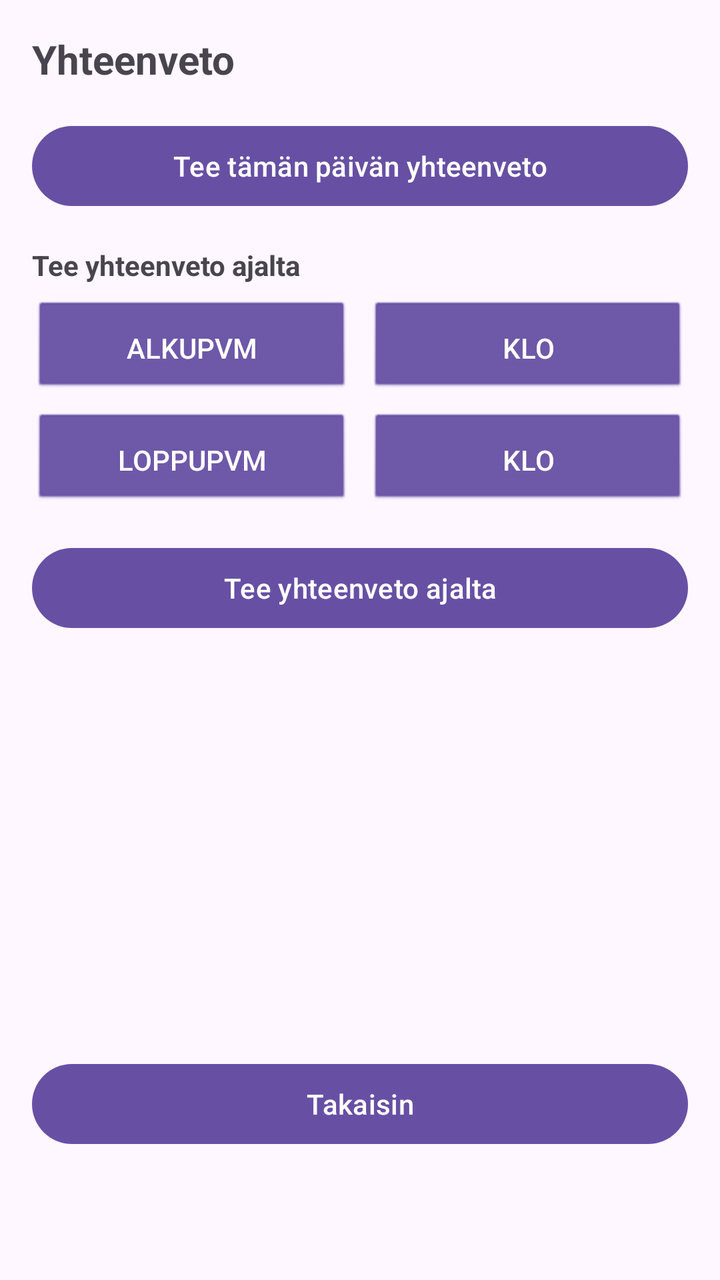
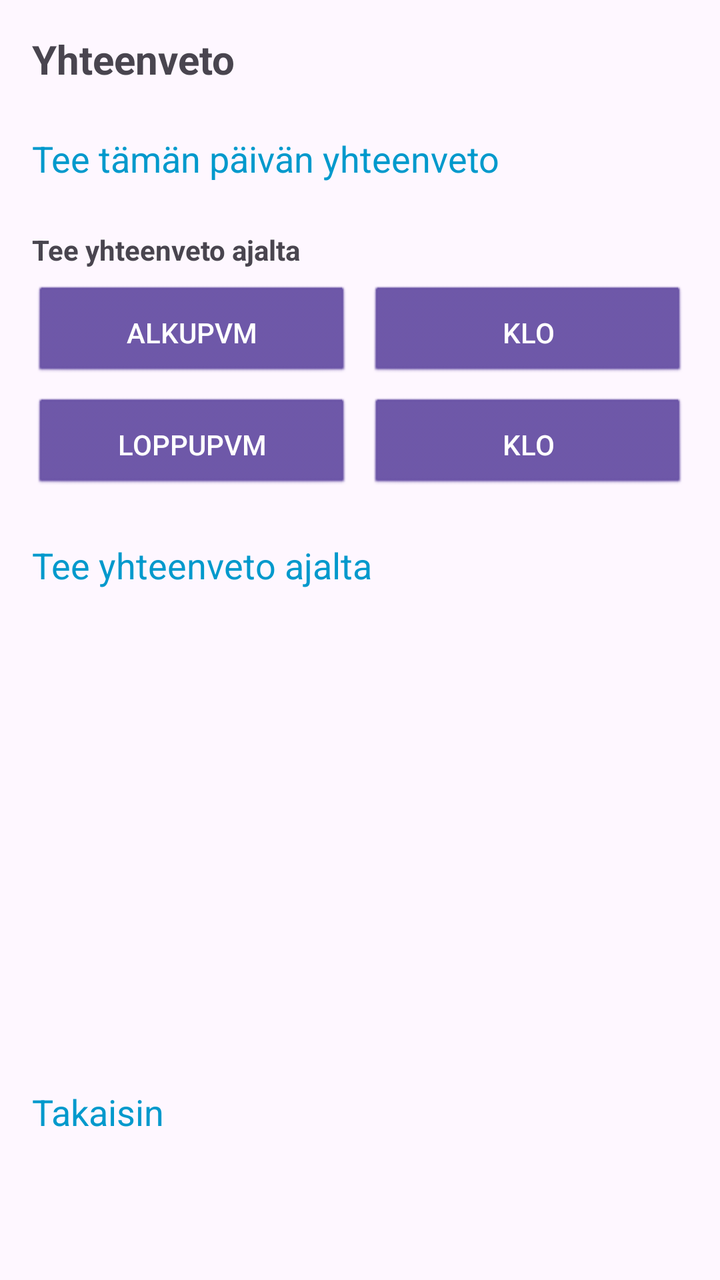

Compare the two renders of this Android layout. The source of the first and the diff that turns it into the second are given below.
<!-- AndroidManifest.xml: application theme Theme.KalaKartta -->
<!-- res/layout/activity_summary.xml -->
<?xml version="1.0" encoding="utf-8"?>
<LinearLayout xmlns:android="http://schemas.android.com/apk/res/android"
    android:layout_width="match_parent"
    android:layout_height="match_parent"
    android:orientation="vertical"
    android:padding="16dp">

    <TextView
        android:layout_width="wrap_content"
        android:layout_height="wrap_content"
        android:text="Yhteenveto"
        android:textSize="20sp"
        android:textStyle="bold"
        android:layout_marginBottom="16dp" />

    <Button
        android:id="@+id/todaySummaryButton"
        android:layout_width="match_parent"
        android:layout_height="wrap_content"
        android:text="Tee tämän päivän yhteenveto"
        android:layout_marginBottom="16dp" />

    <TextView
        android:layout_width="wrap_content"
        android:layout_height="wrap_content"
        android:text="Tee yhteenveto ajalta"
        android:textStyle="bold"
        android:layout_marginBottom="8dp" />

    <LinearLayout
        android:layout_width="match_parent"
        android:layout_height="wrap_content"
        android:orientation="horizontal"
        android:layout_marginBottom="8dp">

        <Button
            android:id="@+id/startDateButton"
            style="?android:attr/borderlessButtonStyle"
            android:layout_width="0dp"
            android:layout_height="wrap_content"
            android:layout_weight="1"
            android:text="Alkupvm"
            android:background="@android:drawable/btn_default" />

        <Button
            android:id="@+id/startTimeButton"
            style="?android:attr/borderlessButtonStyle"
            android:layout_width="0dp"
            android:layout_height="wrap_content"
            android:layout_weight="1"
            android:text="Klo"
            android:layout_marginStart="8dp"
            android:background="@android:drawable/btn_default" />
    </LinearLayout>

    <LinearLayout
        android:layout_width="match_parent"
        android:layout_height="wrap_content"
        android:orientation="horizontal"
        android:layout_marginBottom="16dp">

        <Button
            android:id="@+id/endDateButton"
            style="?android:attr/borderlessButtonStyle"
            android:layout_width="0dp"
            android:layout_height="wrap_content"
            android:layout_weight="1"
            android:text="Loppupvm"
            android:background="@android:drawable/btn_default" />

        <Button
            android:id="@+id/endTimeButton"
            style="?android:attr/borderlessButtonStyle"
            android:layout_width="0dp"
            android:layout_height="wrap_content"
            android:layout_weight="1"
            android:text="Klo"
            android:layout_marginStart="8dp"
            android:background="@android:drawable/btn_default" />
    </LinearLayout>

    <Button
        android:id="@+id/generateRangeSummaryButton"
        android:layout_width="match_parent"
        android:layout_height="wrap_content"
        android:text="Tee yhteenveto ajalta"
        android:layout_marginBottom="16dp" />

    <ScrollView
        android:layout_width="match_parent"
        android:layout_height="0dp"
        android:layout_weight="1">

        <TextView
            android:id="@+id/summaryResultText"
            android:layout_width="match_parent"
            android:layout_height="wrap_content"
            android:textSize="16sp"
            android:textColor="@android:color/black" />
    </ScrollView>

    <Button
        android:id="@+id/backButton"
        android:layout_width="match_parent"
        android:layout_height="wrap_content"
        android:text="Takaisin"
        android:layout_marginTop="8dp"
        android:layout_marginBottom="48dp" />

</LinearLayout>
<!-- resources referenced by this layout -->
<resources>
  <style name="Theme.KalaKartta" parent="Base.Theme.KalaKartta" />
  <style name="Base.Theme.KalaKartta" parent="Theme.Material3.DayNight.NoActionBar">
          
          
      </style>
</resources>

<!-- the commit's change to res/layout/activity_summary.xml (unified diff, before → after) -->
@@ -13,11 +13,18 @@
         android:textStyle="bold"
         android:layout_marginBottom="16dp" />
 
-    <Button
+    <TextView
         android:id="@+id/todaySummaryButton"
         android:layout_width="match_parent"
         android:layout_height="wrap_content"
         android:text="Tee tämän päivän yhteenveto"
+        android:textSize="18sp"
+        android:textColor="@android:color/holo_blue_dark"
+        android:background="?attr/selectableItemBackground"
+        android:clickable="true"
+        android:focusable="true"
+        android:paddingTop="8dp"
+        android:paddingBottom="8dp"
         android:layout_marginBottom="16dp" />
 
     <TextView
@@ -79,11 +86,18 @@
             android:background="@android:drawable/btn_default" />
     </LinearLayout>
 
-    <Button
+    <TextView
         android:id="@+id/generateRangeSummaryButton"
         android:layout_width="match_parent"
         android:layout_height="wrap_content"
         android:text="Tee yhteenveto ajalta"
+        android:textSize="18sp"
+        android:textColor="@android:color/holo_blue_dark"
+        android:background="?attr/selectableItemBackground"
+        android:clickable="true"
+        android:focusable="true"
+        android:paddingTop="8dp"
+        android:paddingBottom="8dp"
         android:layout_marginBottom="16dp" />
 
     <ScrollView
@@ -95,15 +109,21 @@
             android:id="@+id/summaryResultText"
             android:layout_width="match_parent"
             android:layout_height="wrap_content"
-            android:textSize="16sp"
-            android:textColor="@android:color/black" />
+            android:textSize="16sp" />
     </ScrollView>
 
-    <Button
+    <TextView
         android:id="@+id/backButton"
         android:layout_width="match_parent"
         android:layout_height="wrap_content"
         android:text="Takaisin"
+        android:textSize="18sp"
+        android:textColor="@android:color/holo_blue_dark"
+        android:background="?attr/selectableItemBackground"
+        android:clickable="true"
+        android:focusable="true"
+        android:paddingTop="8dp"
+        android:paddingBottom="8dp"
         android:layout_marginTop="8dp"
         android:layout_marginBottom="48dp" />
 
